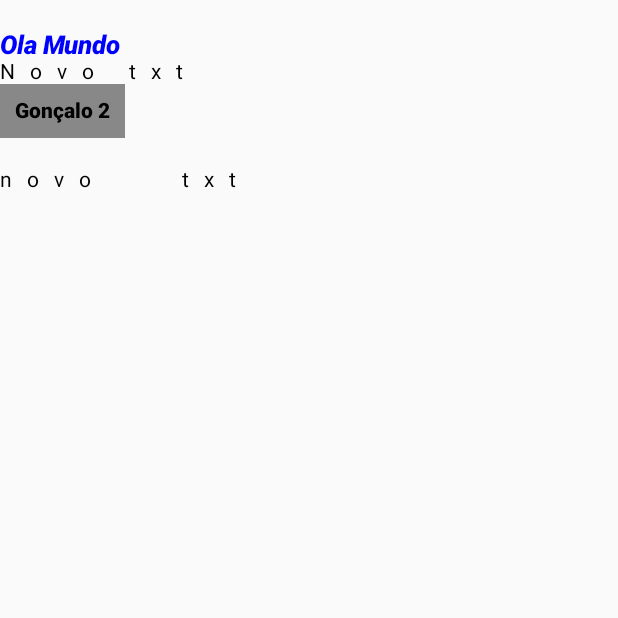
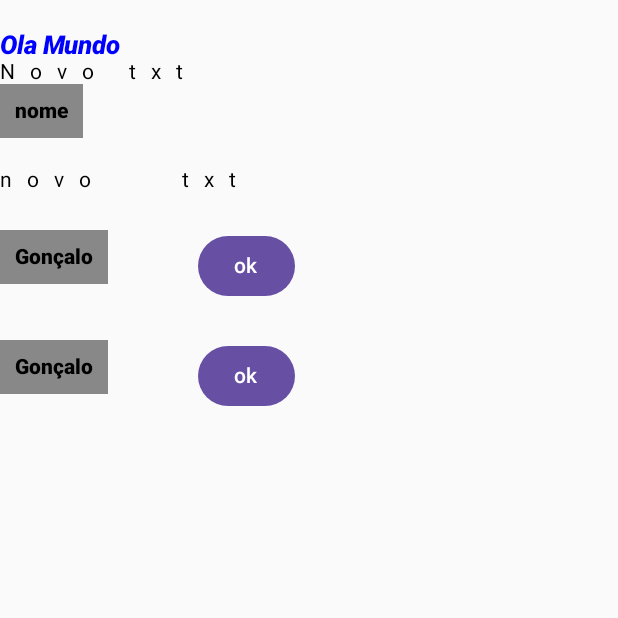
Before and after one commit to GoncaloF-ATEC/TPSICAS1123, an Android app built with Jetpack Compose: the screen it shows after launch (MainActivity), on a phone screen of 412 x 824 dp, the top half of it. Run offline under Robolectric (Android 15) with nearby library versions, the phone set to English and light mode, and no system bars.

Commit message:
btn e remember

```diff
--- a/5424 - Acesso móvel a sistemas de informação/doird/Andorid/demo_1/app/src/main/java/pt/atec/demo_1/MainActivity.kt
+++ b/5424 - Acesso móvel a sistemas de informação/doird/Andorid/demo_1/app/src/main/java/pt/atec/demo_1/MainActivity.kt
@@ -12,9 +12,14 @@ import androidx.compose.foundation.layout.fillMaxSize
 import androidx.compose.foundation.layout.height
 import androidx.compose.foundation.layout.padding
 import androidx.compose.foundation.layout.width
+import androidx.compose.material3.Button
 import androidx.compose.material3.Scaffold
 import androidx.compose.material3.Text
 import androidx.compose.runtime.Composable
+import androidx.compose.runtime.getValue
+import androidx.compose.runtime.mutableStateOf
+import androidx.compose.runtime.remember
+import androidx.compose.runtime.setValue
 import androidx.compose.ui.Modifier
 import androidx.compose.ui.graphics.Color
 import androidx.compose.ui.text.font.FontStyle
@@ -32,7 +37,13 @@ class MainActivity : ComponentActivity() {
         super.onCreate(savedInstanceState)
         enableEdgeToEdge()
         setContent {
-            var nome = "Gonçalo 2"
+            var nome by remember {
+                mutableStateOf("Gonçalo")
+            }
+
+            var nome2 = remember {
+                mutableStateOf("Gonçalo")
+            }
 
             Column {
                 Spacer(modifier = Modifier.height(20.dp))
@@ -46,7 +57,7 @@ class MainActivity : ComponentActivity() {
                 Text("Novo txt",
                     letterSpacing = 10.sp)
 
-                Text(nome,
+                Text("nome",
                     modifier =
                     Modifier
                         .background(color = Color.Gray)
@@ -62,8 +73,49 @@ class MainActivity : ComponentActivity() {
                     Text("txt",
                         letterSpacing = 10.sp)
                 }
+                Spacer(modifier = Modifier.height(25.dp))
 
+                Row {
+                    Text(nome,
+                        modifier =
+                        Modifier
+                            .background(color = Color.Gray)
+                            .padding(10.dp),
 
+                        fontWeight = FontWeight.ExtraBold,
+                    )
+                    Spacer(modifier = Modifier.width(60.dp))
+
+                    Button(onClick = {
+                        nome = "Novo nome"
+
+                    }) {
+                        Text("ok")
+
+                    }
+                }// row Btn 1
+
+                Spacer(modifier = Modifier.height(25.dp))
+
+                Row {
+                    Text(nome2.value,
+                        modifier =
+                        Modifier
+                            .background(color = Color.Gray)
+                            .padding(10.dp),
+
+                        fontWeight = FontWeight.ExtraBold,
+                    )
+                    Spacer(modifier = Modifier.width(60.dp))
+
+                    Button(onClick = {
+                        nome2.value = "Novo nome"
+
+                    }) {
+                        Text("ok")
+
+                    }
+                }// row Btn 2
 
             }//Column
 
```
